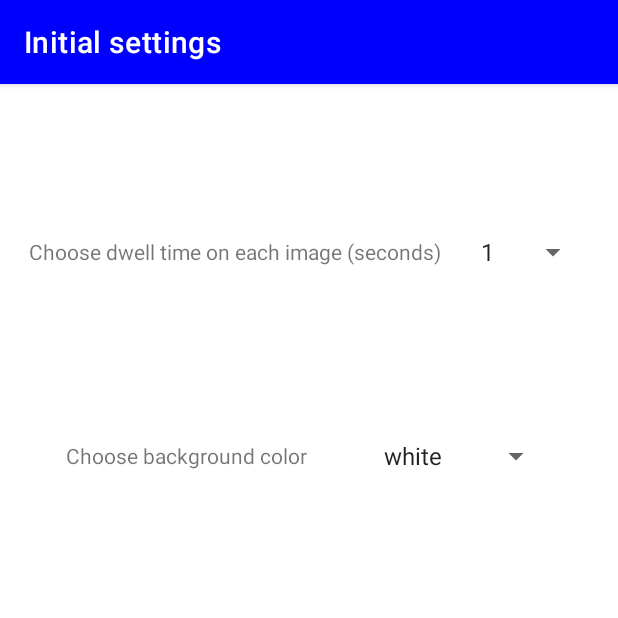
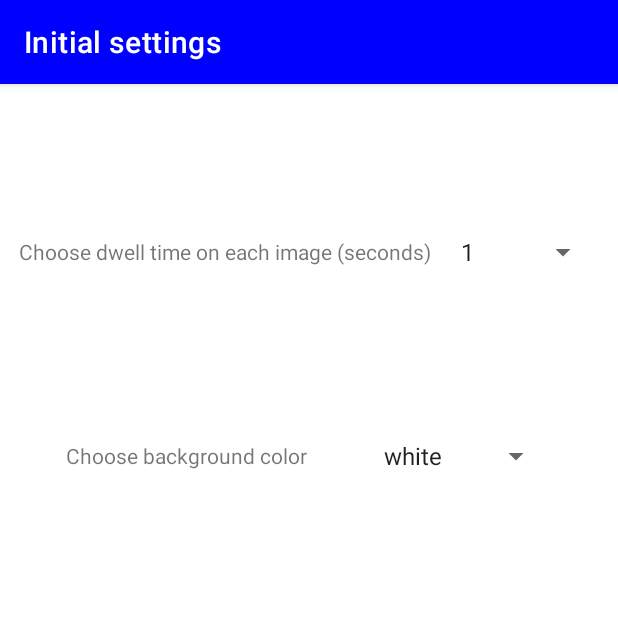
Before and after one commit to JS-HobbySoft/SimpleImageShow, an Android app: the screen it shows after launch (MainActivity), on a phone screen of 412 x 824 dp, the top half of it. Run offline under Robolectric (Android 15) with nearby library versions, the phone set to English and light mode, and no system bars; our stand-ins replace navigation-ui.

Commit message:
Increase spinner width so two digit numbers are visible

```diff
--- a/app/src/main/res/layout/fragment_first.xml
+++ b/app/src/main/res/layout/fragment_first.xml
@@ -19,7 +19,7 @@
 
     <Spinner
         android:id="@+id/user_delay_spinner"
-        android:layout_width="80dp"
+        android:layout_width="100dp"
         android:layout_height="48dp"
         android:contentDescription="@string/delay_time_between_image_changes"
         app:layout_constraintBottom_toTopOf="@id/textview_second"
```
